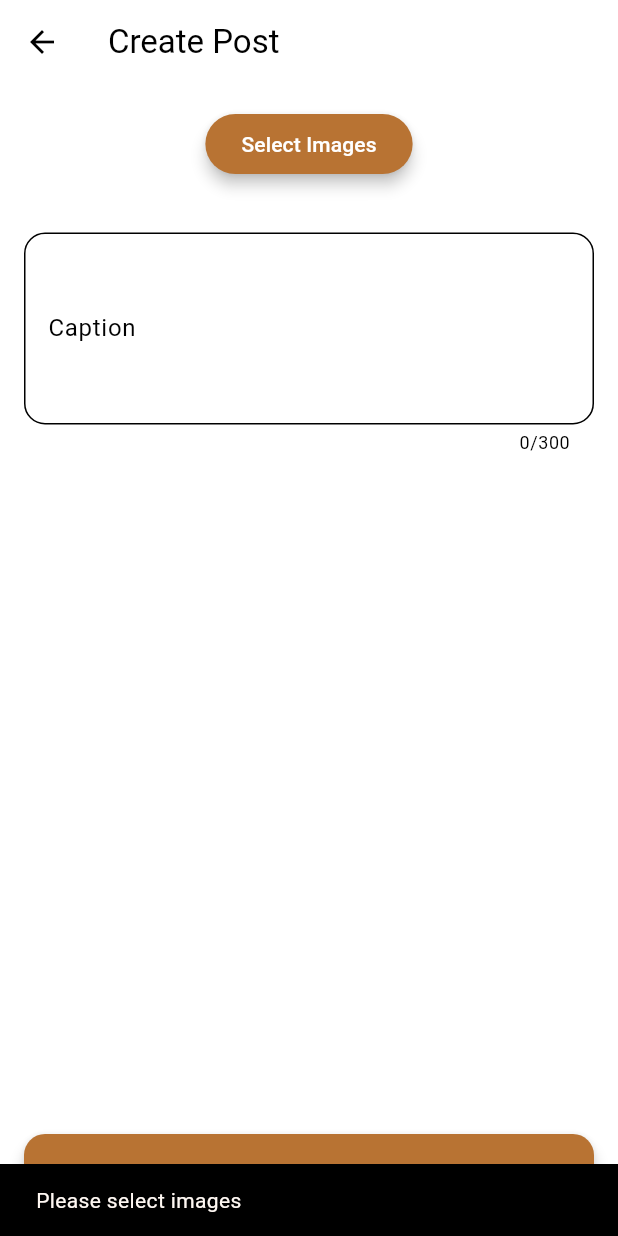
After one commit to rohit-singh13/Orbit, a Flutter app: the CreatePostScreen screen opened by its route, after a tap on "Post", on a phone screen of 412 x 824 dp. The commit adds this screen. Run offline on Flutter 3.47's test engine with Material 3 defaults, Android fonts, the phone set to English and light mode, and no system bars; our stand-ins replace cloud_firestore, firebase_auth, firebase_core, google_sign_in, hive, hive_flutter and 3 more; missing offline and left inert: cloudinary_public; accounts and stored records are empty.

Commit message:
Added post creation and profile post grid

```diff
--- a/lib/configuration/dependency_injection.dart
+++ b/lib/configuration/dependency_injection.dart
@@ -1,5 +1,6 @@
 import 'package:orbit/providers/chat_provider.dart';
 import 'package:orbit/providers/friend_provider.dart';
+import 'package:orbit/providers/post_provider.dart';
 import 'package:orbit/providers/search_provider.dart';
 import 'package:orbit/providers/user_provider.dart';
 import 'package:provider/provider.dart';
@@ -21,5 +22,8 @@ class DependencyInjection {
     ChangeNotifierProvider(
         create: (_) => ChatProvider()
     ),
+    ChangeNotifierProvider(
+        create: (_) => PostProvider()
+    ),
   ];
 }
--- a/lib/firebase/firebase_collections.dart
+++ b/lib/firebase/firebase_collections.dart
@@ -1,8 +1,17 @@
 class FirebaseCollections {
   static const users = "users";
+
   static const friendRequests = "friend_requests";
   static const friendships = "friendships";
+
   static const chats = "chats";
   static const messages = "messages";
+
+  static const posts = "posts";
+  static const postLikes = "post_likes";
+
+  static const comments = "comments";
+  static const savedPosts = "saved_posts";
+
   // same for post, stories, chats, notifications
 }
--- a/lib/models/post_model.dart
+++ b/lib/models/post_model.dart
@@ -0,0 +1,49 @@
+class PostModel {
+  final String id;
+  final String userId;
+  final String caption;
+  final List<String> imageUrls;
+  final int likesCount;
+  final int commentsCount;
+  final DateTime createdAt;
+
+  PostModel({
+    required this.id,
+    required this.userId,
+    required this.caption,
+    required this.imageUrls,
+    required this.likesCount,
+    required this.commentsCount,
+    required this.createdAt
+  });
+
+  Map<String, dynamic> toMap() {
+    return {
+      "id": id,
+      "userId": userId,
+      "caption": caption,
+      "imageUrls": imageUrls,
+      "likesCount": likesCount,
+      "commentsCount": commentsCount,
+      "createdAt": createdAt.toIso8601String(),
+    };
+  }
+
+  factory PostModel.fromMap(
+      Map<String, dynamic> map,
+      ) {
+    return PostModel(
+      id: map["id"],
+      userId: map["userId"],
+      caption: map["caption"] ?? "",
+      imageUrls: List<String>.from(
+        map["imageUrls"] ?? [],
+      ),
+      likesCount: map["likesCount"] ?? 0,
+      commentsCount: map["commentsCount"] ?? 0,
+      createdAt: DateTime.parse(
+        map["createdAt"],
+      ),
+    );
+  }
+}
--- a/lib/models/user_model.dart
+++ b/lib/models/user_model.dart
@@ -1,4 +1,3 @@
-
 class UserModel {
   final String uid;
   final String name;
--- /dev/null
+++ b/lib/providers/post_provider.dart
@@ -0,0 +1,67 @@
+import 'package:firebase_auth/firebase_auth.dart';
+import 'package:flutter/material.dart';
+import 'package:orbit/models/post_model.dart';
+import 'package:orbit/services/cloudinary_service.dart';
+import 'package:orbit/services/post_services.dart';
+
+class PostProvider extends ChangeNotifier{
+  final PostServices _postService = PostServices();
+  final CloudinaryService _cloudinaryService = CloudinaryService();
+
+  bool _isLoading = false;
+  String? _error;
+
+  bool get isLoading => _isLoading;
+  String? get error => _error;
+
+  Future<bool> createPost({
+    required String caption,
+    required List<String> imagePaths,
+  }) async {
+    try {
+      _isLoading = true;
+      _error = null;
+      notifyListeners();
+
+      final List<String> imageUrls = await _cloudinaryService.uploadImages(imagePaths);
+
+      if(imageUrls.isEmpty) {
+        throw Exception("Failed to upload images");
+      }
+      final String postId = _postService.generatePostId();
+
+      final PostModel post = PostModel(
+          id: postId,
+          userId: FirebaseAuth.instance.currentUser!.uid,
+          caption: caption,
+          imageUrls: imageUrls,
+          likesCount: 0,
+          commentsCount: 0,
+          createdAt: DateTime.now(),
+      );
+      await _postService.createPost(post);
+      return true;
+    } catch (e) {
+      _error = e.toString();
+      return false;
+    } finally {
+      _isLoading = false;
+      notifyListeners();
+    }
+  }
+
+  Future<void> deletePost(String postId) async {
+    try {
+      _isLoading = true;
+      _error = null;
+      notifyListeners();
+
+      await _postService.deletePost(postId);
+    } catch (e) {
+      _error = e.toString();
+    } finally {
+      _isLoading = false;
+      notifyListeners();
+    }
+  }
+}
--- a/lib/routes/app_routes.dart
+++ b/lib/routes/app_routes.dart
@@ -17,8 +17,8 @@ import 'package:orbit/screens/search/explore.dart';
 import 'package:orbit/screens/search/search_screen.dart';
 import 'package:orbit/screens/settings/privacy.dart';
 import 'package:orbit/screens/settings/settings.dart';
+import 'package:orbit/screens/social/create_post_screen.dart';
 import 'package:orbit/screens/social/signal.dart';
-import 'package:path/path.dart';
 
 class AppRoutes {
   static const intro = "/intro";
@@ -41,6 +41,7 @@ class AppRoutes {
   static const search = "/search";
   static const userProfile = "/user-Profile";
   static const personalChat = "/personal-chat";
+  static const createPost = "/create-post";
 
   static Map<String, WidgetBuilder>
   routes = {
@@ -67,6 +68,7 @@ class AppRoutes {
       final args = ModalRoute.of(context)!.settings.arguments as Map<String, dynamic>;
       return PersonalChatScreen(receiverId: args['receiverId'], receiverName: args['receiverName'], receiverImageUrl: args['receiverImageUrl'],);
     },
+    createPost: (context) => const CreatePostScreen(),
 
   };
 }
--- /dev/null
+++ b/lib/screens/social/create_post_screen.dart
@@ -0,0 +1,108 @@
+import 'dart:io';
+
+import 'package:flutter/material.dart';
+import 'package:orbit/providers/post_provider.dart';
+import 'package:orbit/services/media_picker.dart';
+import 'package:orbit/widgets/custom_button.dart';
+import 'package:orbit/widgets/custom_textfield.dart';
+import 'package:provider/provider.dart';
+
+class CreatePostScreen extends StatefulWidget {
+  const CreatePostScreen({super.key});
+
+  @override
+  State<CreatePostScreen> createState() => _CreatePostScreenState();
+}
+
+class _CreatePostScreenState extends State<CreatePostScreen> {
+  final TextEditingController _captionController = TextEditingController();
+  final MediaPicker _mediaPicker = MediaPicker();
+
+  List<String> _selectedImages = [];
+
+  Future<void> _pickImages() async {
+    final images = await _mediaPicker.pickMultipleImages();
+    if(images.isNotEmpty) {
+      setState(() {
+        _selectedImages = images;
+      });
+    }
+  }
+
+  Future<void> _createPost() async {
+    if(_selectedImages.isEmpty) {
+      ScaffoldMessenger.of(context).showSnackBar(SnackBar(content: Text("Please select images")));
+      return;
+    }
+    final provider = context.read<PostProvider>();
+    final success = await provider.createPost(
+        caption: _captionController.text.trim(),
+        imagePaths: _selectedImages
+    );
+    if(!mounted) return;
+
+    if(success) {
+      Navigator.pop(context);
+    } else {
+      ScaffoldMessenger.of(context).showSnackBar(SnackBar(content: Text(provider.error ?? "Failed to create post"))
+      );
+    }
+  }
+
+  @override
+  Widget build(BuildContext context) {
+    final provider = context.watch<PostProvider>();
+    return Scaffold(
+      appBar: AppBar(
+        title: const Text("Create Post"),
+      ),
+      body: Padding(
+          padding: const EdgeInsets.all(16),
+        child: Column(
+          children: [
+            ElevatedButton(
+                onPressed: _pickImages,
+                child: const Text("Select Images")
+            ),
+            const SizedBox(height: 15,),
+            if(_selectedImages.isNotEmpty)
+              SizedBox(
+                height: 120,
+                child: ListView.builder(
+                  scrollDirection: Axis.horizontal,
+                    itemCount: _selectedImages.length,
+                    itemBuilder: (context, index) {
+                    return Padding(
+                      padding: const EdgeInsets.only(right: 8),
+                      child: Image.file(File(
+                        _selectedImages[index]
+                      ),
+                        width: 120,
+                        fit: BoxFit.cover,
+                      ),
+                    );
+                    }
+                    ),
+              ),
+
+            const SizedBox(height: 20,),
+
+            CustomTextField(
+              controller: _captionController,
+                labelText: "Caption",
+              maxLines: 4,
+              maxLength: 300,
+            ),
+
+            const Spacer(),
+
+            CustomButton(
+                text: provider.isLoading ? "Uploading..." : "Post",
+                onPressed: provider.isLoading ? null : _createPost
+            )
+          ],
+        ),
+      ),
+    );
+  }
+}
--- a/lib/services/media_picker.dart
+++ b/lib/services/media_picker.dart
@@ -16,4 +16,9 @@ class MediaPicker {
       userProvider.setImagePath(image.path);
     }
   }
+
+  Future<List<String>> pickMultipleImages() async {
+    final List<XFile> images = await picker.pickMultiImage();
+    return images.map((image) => image.path).toList();
+  }
 }
```
Also changed, not shown: lib/screens/profile/profile_screen.dart (+29 -12 lines), lib/screens/profile/user_profile_screen.dart (+22 -5 lines), lib/services/cloudinary_service.dart (+15 -2 lines), lib/services/post_services.dart (added, +71 -0 lines), lib/widgets/post_grid.dart (added, +44 -0 lines), lib/providers/post.dart (deleted), lib/screens/social/create_post.dart (deleted), lib/services/post.dart (deleted), lib/widgets/post_card.dart (deleted).
